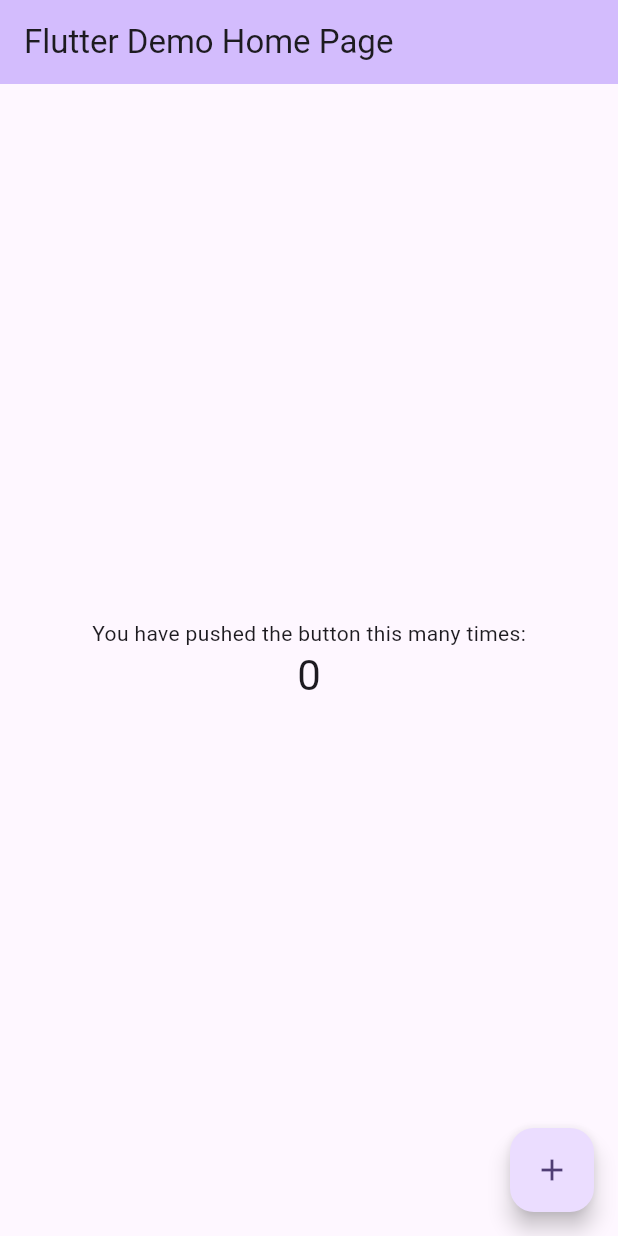
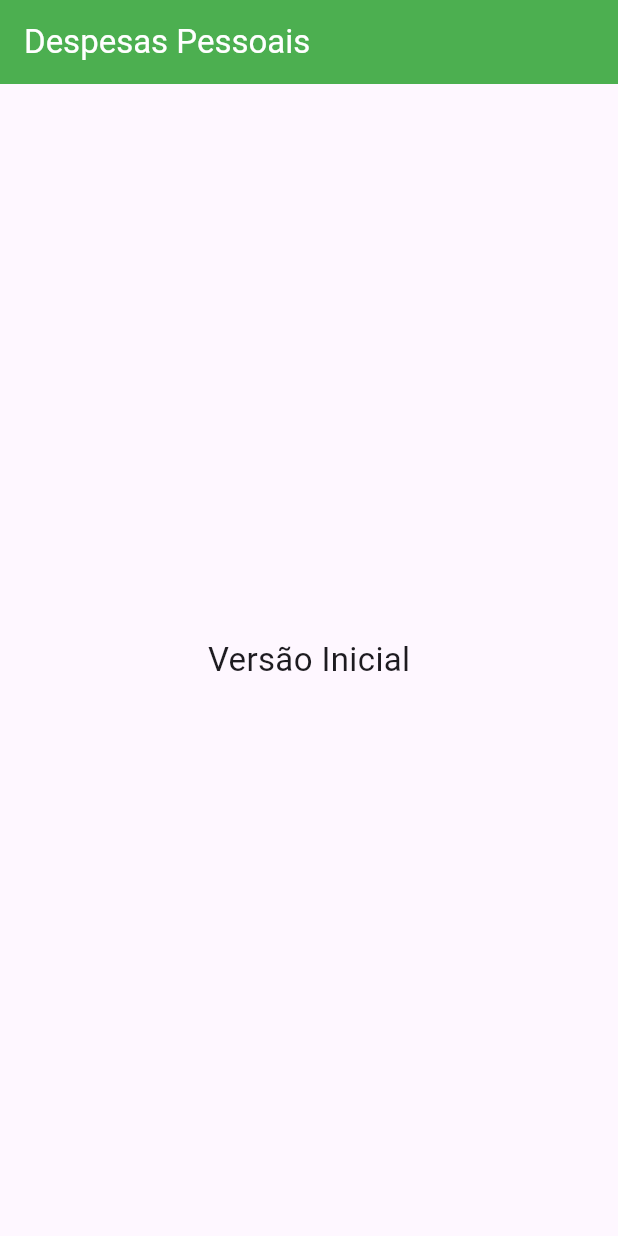
Before and after one commit to mateusalmeiida/despesas-pessoais-flutter, a Flutter app: the screen it shows after launch, on a phone screen of 412 x 824 dp. Run offline on Flutter 3.47's test engine with Material 3 defaults, Android fonts, the phone set to English and light mode, and no system bars.

Commit message:
Estruturação inicial

```diff
--- a/lib/main.dart
+++ b/lib/main.dart
@@ -1,125 +1,37 @@
 import 'package:flutter/material.dart';
 
 void main() {
-  runApp(const MyApp());
+  runApp(ExpensesApp());
 }
 
-class MyApp extends StatelessWidget {
-  const MyApp({super.key});
+class ExpensesApp extends StatelessWidget {
+  const ExpensesApp({super.key});
 
-  // This widget is the root of your application.
   @override
   Widget build(BuildContext context) {
-    return MaterialApp(
-      title: 'Flutter Demo',
-      theme: ThemeData(
-        // This is the theme of your application.
-        //
-        // TRY THIS: Try running your application with "flutter run". You'll see
-        // the application has a purple toolbar. Then, without quitting the app,
-        // try changing the seedColor in the colorScheme below to Colors.green
-        // and then invoke "hot reload" (save your changes or press the "hot
-        // reload" button in a Flutter-supported IDE, or press "r" if you used
-        // the command line to start the app).
-        //
-        // Notice that the counter didn't reset back to zero; the application
-        // state is not lost during the reload. To reset the state, use hot
-        // restart instead.
-        //
-        // This works for code too, not just values: Most code changes can be
-        // tested with just a hot reload.
-        colorScheme: ColorScheme.fromSeed(seedColor: Colors.deepPurple),
-        useMaterial3: true,
+    return MaterialApp(debugShowCheckedModeBanner: false, home: MyHomePage());
+  }
+}
+
+class MyHomePage extends StatelessWidget {
+  const MyHomePage({super.key});
+
+  @override
+  Widget build(BuildContext context) {
+    return Scaffold(
+      appBar: AppBar(
+        backgroundColor: Colors.green,
+        titleTextStyle: TextStyle(
+          color: Colors.white,
+          fontSize: 22,
+        ),
+        title: Text('Despesas Pessoais'),
       ),
-      home: const MyHomePage(title: 'Flutter Demo Home Page'),
+      body: Center(
+          child: Text(
+        'Versão Inicial',
+        style: TextStyle(fontSize: 22),
+      )),
     );
   }
 }
-
-class MyHomePage extends StatefulWidget {
-  const MyHomePage({super.key, required this.title});
-
-  // This widget is the home page of your application. It is stateful, meaning
-  // that it has a State object (defined below) that contains fields that affect
-  // how it looks.
-
-  // This class is the configuration for the state. It holds the values (in this
-  // case the title) provided by the parent (in this case the App widget) and
-  // used by the build method of the State. Fields in a Widget subclass are
-  // always marked "final".
-
-  final String title;
-
-  @override
-  State<MyHomePage> createState() => _MyHomePageState();
-}
-
-class _MyHomePageState extends State<MyHomePage> {
-  int _counter = 0;
-
-  void _incrementCounter() {
-    setState(() {
-      // This call to setState tells the Flutter framework that something has
-      // changed in this State, which causes it to rerun the build method below
-      // so that the display can reflect the updated values. If we changed
-      // _counter without calling setState(), then the build method would not be
-      // called again, and so nothing would appear to happen.
-      _counter++;
-    });
-  }
-
-  @override
-  Widget build(BuildContext context) {
-    // This method is rerun every time setState is called, for instance as done
-    // by the _incrementCounter method above.
-    //
-    // The Flutter framework has been optimized to make rerunning build methods
-    // fast, so that you can just rebuild anything that needs updating rather
-    // than having to individually change instances of widgets.
-    return Scaffold(
-      appBar: AppBar(
-        // TRY THIS: Try changing the color here to a specific color (to
-        // Colors.amber, perhaps?) and trigger a hot reload to see the AppBar
-        // change color while the other colors stay the same.
-        backgroundColor: Theme.of(context).colorScheme.inversePrimary,
-        // Here we take the value from the MyHomePage object that was created by
-        // the App.build method, and use it to set our appbar title.
-        title: Text(widget.title),
-      ),
-      body: Center(
-        // Center is a layout widget. It takes a single child and positions it
-        // in the middle of the parent.
-        child: Column(
-          // Column is also a layout widget. It takes a list of children and
-          // arranges them vertically. By default, it sizes itself to fit its
-          // children horizontally, and tries to be as tall as its parent.
-          //
-          // Column has various properties to control how it sizes itself and
-          // how it positions its children. Here we use mainAxisAlignment to
-          // center the children vertically; the main axis here is the vertical
-          // axis because Columns are vertical (the cross axis would be
-          // horizontal).
-          //
-          // TRY THIS: Invoke "debug painting" (choose the "Toggle Debug Paint"
-          // action in the IDE, or press "p" in the console), to see the
-          // wireframe for each widget.
-          mainAxisAlignment: MainAxisAlignment.center,
-          children: <Widget>[
-            const Text(
-              'You have pushed the button this many times:',
-            ),
-            Text(
-              '$_counter',
-              style: Theme.of(context).textTheme.headlineMedium,
-            ),
-          ],
-        ),
-      ),
-      floatingActionButton: FloatingActionButton(
-        onPressed: _incrementCounter,
-        tooltip: 'Increment',
-        child: const Icon(Icons.add),
-      ), // This trailing comma makes auto-formatting nicer for build methods.
-    );
-  }
-}
```
Also changed, not shown: 1 other file.
